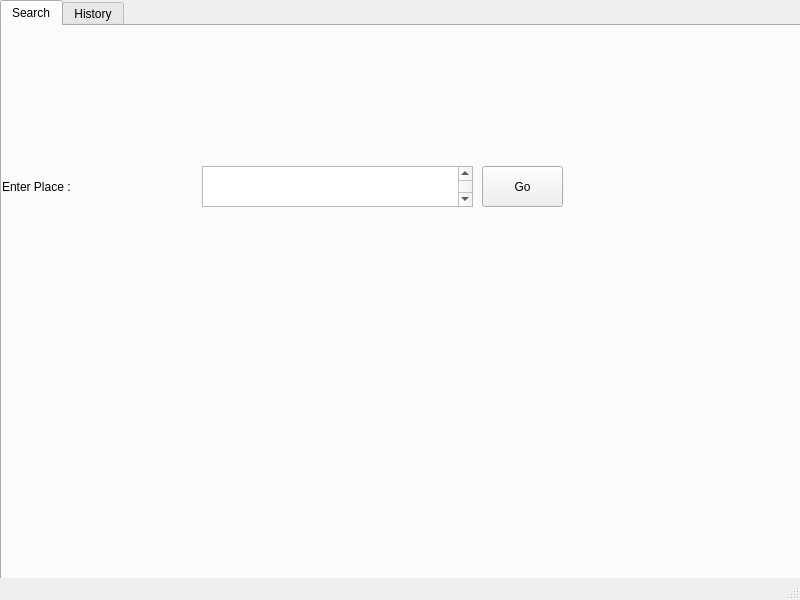
Old version of the form main_window.ui in the repository nishchaysinha/weatherapp.
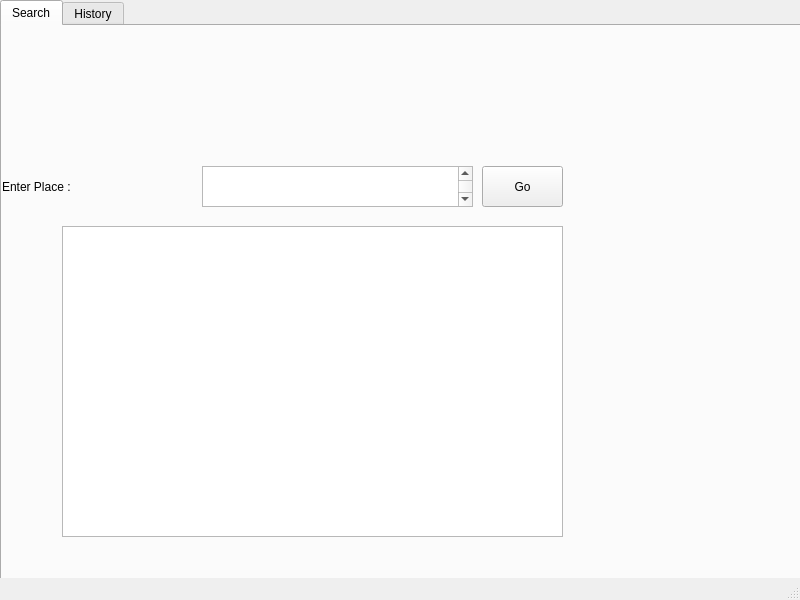
New version of the form. The open tabs and pages were chosen to show the change.

```diff
--- a/main_window.ui
+++ b/main_window.ui
@@ -95,6 +95,19 @@
        <string>Go</string>
       </property>
      </widget>
+     <widget class="QTextEdit" name="result_text">
+      <property name="geometry">
+       <rect>
+        <x>60</x>
+        <y>200</y>
+        <width>501</width>
+        <height>311</height>
+       </rect>
+      </property>
+      <property name="styleSheet">
+       <string notr="true">font: 26pt &quot;MS Shell Dlg 2&quot;;</string>
+      </property>
+     </widget>
     </widget>
     <widget class="QWidget" name="history_tab">
      <attribute name="title">
```
Left out of the diff: 2 changed lines with no effect on the pictures.
